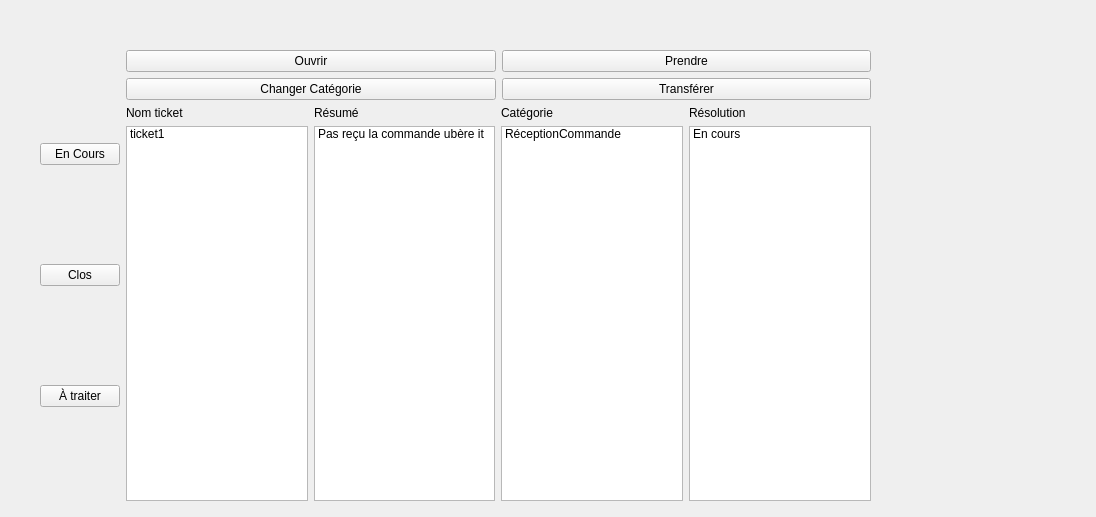
Qt form src/vues/VueIngeTech.ui (LudovicTagnon/EasyTicket) before a commit.
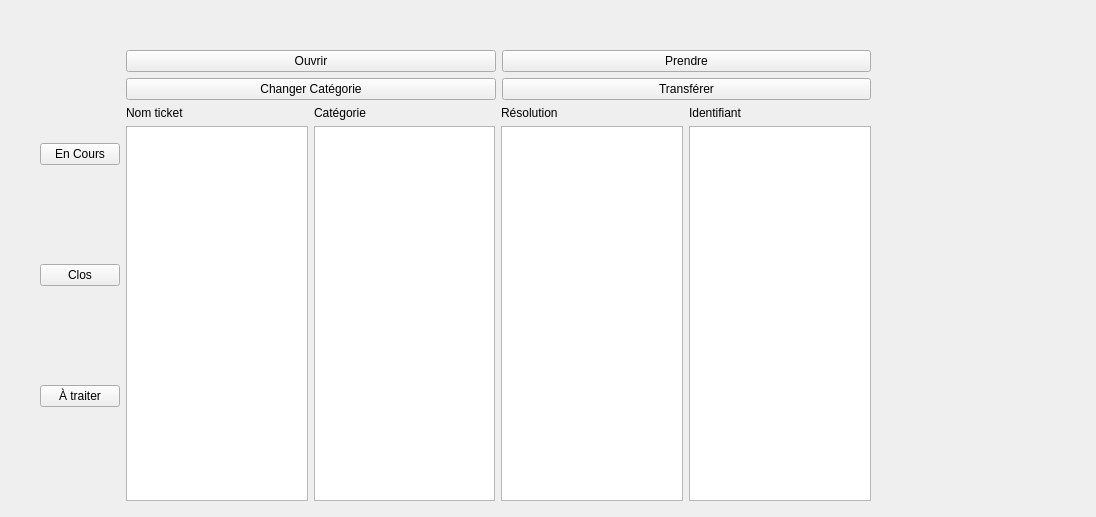
The same form after that commit.

Patch:
```diff
--- a/src/vues/VueIngeTech.ui
+++ b/src/vues/VueIngeTech.ui
@@ -94,33 +94,7 @@
            </widget>
           </item>
           <item>
-           <widget class="QListWidget" name="listWidgetTitreTicket">
-            <item>
-             <property name="text">
-              <string>ticket1</string>
-             </property>
-            </item>
-           </widget>
-          </item>
-         </layout>
-        </item>
-        <item>
-         <layout class="QVBoxLayout" name="verticalLayout_4">
-          <item>
-           <widget class="QLabel" name="label_4">
-            <property name="text">
-             <string>Résumé</string>
-            </property>
-           </widget>
-          </item>
-          <item>
-           <widget class="QListWidget" name="listWidgetResumeTicket_IngeTech">
-            <item>
-             <property name="text">
-              <string>Pas reçu la commande ubère it</string>
-             </property>
-            </item>
-           </widget>
+           <widget class="QListWidget" name="listWidgetTitreTicket"/>
           </item>
          </layout>
         </item>
@@ -134,13 +108,7 @@
            </widget>
           </item>
           <item>
-           <widget class="QListWidget" name="listWidgetCategoryTicket">
-            <item>
-             <property name="text">
-              <string>RéceptionCommande</string>
-             </property>
-            </item>
-           </widget>
+           <widget class="QListWidget" name="listWidgetCategoryTicket"/>
           </item>
          </layout>
         </item>
@@ -154,14 +122,22 @@
            </widget>
           </item>
           <item>
-           <widget class="QListWidget" name="listWidgetStatusTicket">
-            <item>
-             <property name="text">
-              <string>En cours</string>
-             </property>
-            </item>
+           <widget class="QListWidget" name="listWidgetStatusTicket"/>
+          </item>
+         </layout>
+        </item>
+        <item>
+         <layout class="QVBoxLayout" name="verticalLayout_4">
+          <item>
+           <widget class="QLabel" name="label_4">
+            <property name="text">
+             <string>Identifiant</string>
+            </property>
            </widget>
           </item>
+          <item>
+           <widget class="QListWidget" name="listWidgetIdentifiantTicket"/>
+          </item>
          </layout>
         </item>
        </layout>
```
